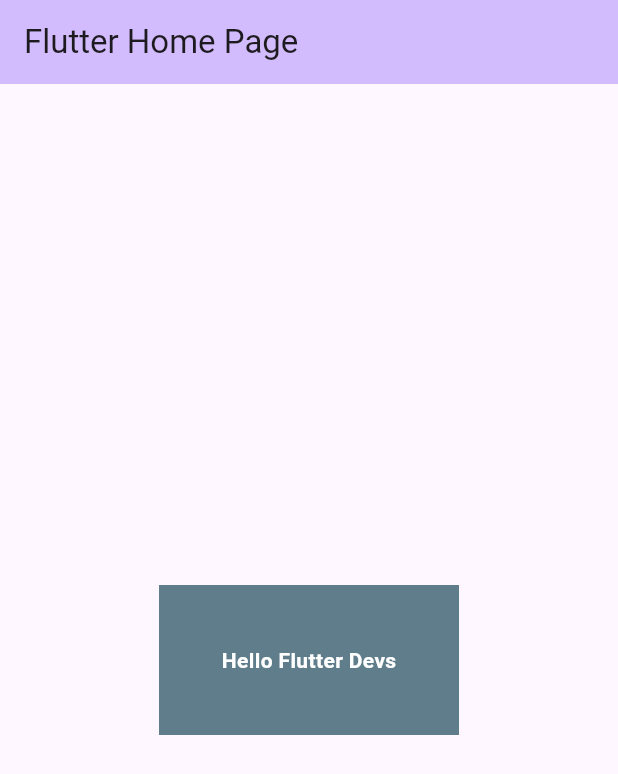
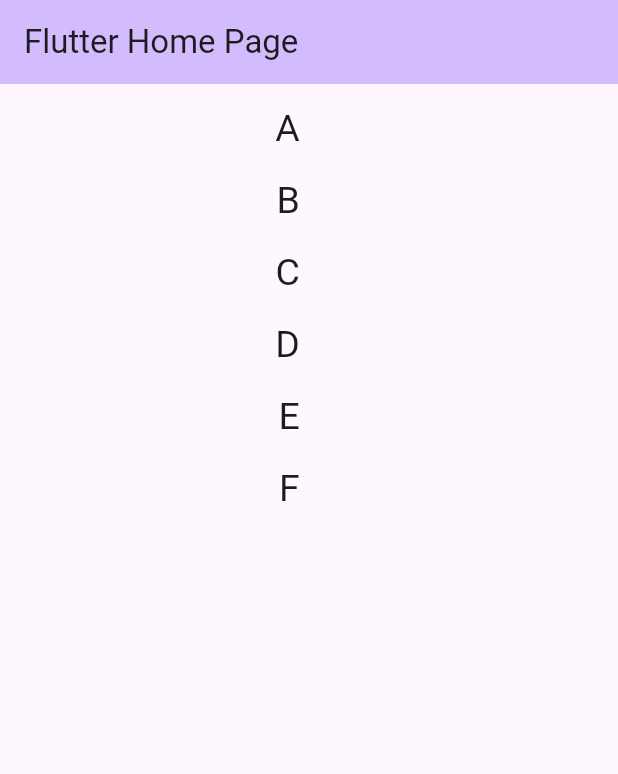
Before and after one commit to Manasraj9/Flutter--learning-and-Projects-, a Flutter app: the screen it shows after launch, on a phone screen of 412 x 824 dp. Shown: the top 774 px of the screen. Run offline on Flutter 3.47's test engine with Material 3 defaults, Android fonts, the light colour scheme and no system bars.

Commit message:
Learnt about images , types of buttons with its functionalities and tables in flutter

```diff
--- /dev/null
+++ b/practice_app2/lib/Container_text.dart
@@ -0,0 +1,60 @@
+import 'package:flutter/material.dart';
+
+void main() {
+  runApp(const MyApp());
+}
+
+class MyApp extends StatelessWidget {
+  const MyApp({super.key});
+
+  @override
+  Widget build(BuildContext context) {
+    return MaterialApp(
+      title: 'Flutter Demo',
+      theme: ThemeData(
+        colorScheme: ColorScheme.fromSeed(seedColor: Colors.deepPurple),
+      ),
+      // ✅ Set the starting screen
+      home: const MyHomePage(title: 'Flutter Home Page'),
+    );
+  }
+}
+
+class MyHomePage extends StatefulWidget {
+  const MyHomePage({super.key, required this.title});
+
+  final String title;
+
+  @override
+  State<MyHomePage> createState() => _MyHomePageState();
+}
+
+class _MyHomePageState extends State<MyHomePage> {
+  @override
+  Widget build(BuildContext context) {
+    return Scaffold(
+      appBar: AppBar(
+        backgroundColor: Theme.of(context).colorScheme.inversePrimary,
+        title: Text(widget.title), // 👈 Use the passed title
+      ),
+      body: Center(
+        child: Container(
+          width: 200,
+          height: 100,
+          color: Colors.blueGrey,
+          alignment: Alignment.center,
+          child: Center(
+            child:Text(
+              "Hello Flutter Devs",
+              style: TextStyle(
+                color: Colors.white,
+                fontWeight: FontWeight.bold,
+                // backgroundColor: Colors.deepOrangeAccent,
+              ),
+            ),
+          ),
+        ),
+      ),
+    );
+  }
+}
--- /dev/null
+++ b/practice_app2/lib/elevatedbutton.dart
@@ -0,0 +1,51 @@
+import 'package:flutter/material.dart';
+
+void main() {
+  runApp(const MyApp());
+}
+
+class MyApp extends StatelessWidget {
+  const MyApp({super.key});
+
+  @override
+  Widget build(BuildContext context) {
+    return MaterialApp(
+      title: 'Flutter Demo',
+      theme: ThemeData(
+        colorScheme: ColorScheme.fromSeed(seedColor: Colors.deepPurple),
+      ),
+      // ✅ Set the starting screen
+      home: const MyHomePage(title: 'Flutter Home Page'),
+    );
+  }
+}
+
+class MyHomePage extends StatefulWidget {
+  const MyHomePage({super.key, required this.title});
+
+  final String title;
+
+  @override
+  State<MyHomePage> createState() => _MyHomePageState();
+}
+
+class _MyHomePageState extends State<MyHomePage> {
+  @override
+  Widget build(BuildContext context) {
+    return Scaffold(
+        appBar: AppBar(
+          backgroundColor: Theme.of(context).colorScheme.inversePrimary,
+          title: Text(widget.title), // 👈 Use the passed title
+        ),
+        body: ElevatedButton(
+          child: Text("Click me"),
+          onPressed: (){
+            print('Button Pressed');
+          },
+          onLongPress: (){
+            print('Long Pressed');
+          },
+        )
+    );
+  }
+}
--- /dev/null
+++ b/practice_app2/lib/images.dart
@@ -0,0 +1,48 @@
+import 'package:flutter/material.dart';
+
+void main() {
+  runApp(const MyApp());
+}
+
+class MyApp extends StatelessWidget {
+  const MyApp({super.key});
+
+  @override
+  Widget build(BuildContext context) {
+    return MaterialApp(
+      title: 'Flutter Demo',
+      theme: ThemeData(
+        colorScheme: ColorScheme.fromSeed(seedColor: Colors.deepPurple),
+      ),
+      // ✅ Set the starting screen
+      home: const MyHomePage(title: 'Flutter Home Page'),
+    );
+  }
+}
+
+class MyHomePage extends StatefulWidget {
+  const MyHomePage({super.key, required this.title});
+
+  final String title;
+
+  @override
+  State<MyHomePage> createState() => _MyHomePageState();
+}
+
+class _MyHomePageState extends State<MyHomePage> {
+  @override
+  Widget build(BuildContext context) {
+    return Scaffold(
+      appBar: AppBar(
+        backgroundColor: Theme.of(context).colorScheme.inversePrimary,
+        title: Text(widget.title), // 👈 Uses the title from MyHomePage
+      ),
+      body: Center(
+          child: Container(
+              width:100,
+              height:200,
+              child: Image.asset('assets/images/logo1.jpg')) // 👈 Local image
+      ),
+    );
+  }
+}
--- a/practice_app2/lib/main.dart
+++ b/practice_app2/lib/main.dart
@@ -35,25 +35,35 @@ class _MyHomePageState extends State<MyHomePage> {
     return Scaffold(
       appBar: AppBar(
         backgroundColor: Theme.of(context).colorScheme.inversePrimary,
-        title: Text(widget.title), // 👈 Use the passed title
+        title: Text(widget.title), // 👈 Uses the title from MyHomePage
       ),
-      body: Center(
-        child: Container(
-          width: 200,
-          height: 100,
-          color: Colors.blueGrey,
-          alignment: Alignment.center,
-          child: Center(
-          child:Text(
-            "Hello Flutter Devs",
-            style: TextStyle(
-              color: Colors.white,
-              fontWeight: FontWeight.bold,
-              // backgroundColor: Colors.deepOrangeAccent,
-            ),
-          ),
-          ),
-        ),
+      body:Container(
+        width:200,
+        height:300,
+      child: Column(
+        mainAxisAlignment:MainAxisAlignment.spaceEvenly,
+        crossAxisAlignment:CrossAxisAlignment.end,
+        children:[
+          Text('A',style: TextStyle(fontSize: 25),),
+          Text('B',style: TextStyle(fontSize: 25),),
+          Text('C',style: TextStyle(fontSize: 25),),
+          Text('D',style: TextStyle(fontSize: 25),),
+          Text('E',style: TextStyle(fontSize: 25),),
+          Text('F',style: TextStyle(fontSize: 25),),
+        ],
+      ),
+        // child: Row(
+        //   mainAxisAlignment:MainAxisAlignment.spaceEvenly,
+        //   crossAxisAlignment:CrossAxisAlignment.center,
+        //   children:[
+        //     Text('A',style: TextStyle(fontSize: 25),),
+        //     Text('B',style: TextStyle(fontSize: 25),),
+        //     Text('C',style: TextStyle(fontSize: 25),),
+        //     Text('D',style: TextStyle(fontSize: 25),),
+        //     Text('E',style: TextStyle(fontSize: 25),),
+        //     Text('F',style: TextStyle(fontSize: 25),),
+        //   ],
+        // ),
       ),
     );
   }
--- /dev/null
+++ b/practice_app2/lib/outlinedbutton.dart
@@ -0,0 +1,51 @@
+import 'package:flutter/material.dart';
+
+void main() {
+  runApp(const MyApp());
+}
+
+class MyApp extends StatelessWidget {
+  const MyApp({super.key});
+
+  @override
+  Widget build(BuildContext context) {
+    return MaterialApp(
+      title: 'Flutter Demo',
+      theme: ThemeData(
+        colorScheme: ColorScheme.fromSeed(seedColor: Colors.deepPurple),
+      ),
+      // ✅ Set the starting screen
+      home: const MyHomePage(title: 'Flutter Home Page'),
+    );
+  }
+}
+
+class MyHomePage extends StatefulWidget {
+  const MyHomePage({super.key, required this.title});
+
+  final String title;
+
+  @override
+  State<MyHomePage> createState() => _MyHomePageState();
+}
+
+class _MyHomePageState extends State<MyHomePage> {
+  @override
+  Widget build(BuildContext context) {
+    return Scaffold(
+        appBar: AppBar(
+          backgroundColor: Theme.of(context).colorScheme.inversePrimary,
+          title: Text(widget.title), // 👈 Use the passed title
+        ),
+        body: OutlinedButton(
+          child: Text("Click me"),
+          onPressed: (){
+            print('Button Pressed');
+          },
+          onLongPress: (){
+            print('Long Pressed');
+          },
+        )
+    );
+  }
+}
--- /dev/null
+++ b/practice_app2/lib/textbutton.dart
@@ -0,0 +1,51 @@
+import 'package:flutter/material.dart';
+
+void main() {
+  runApp(const MyApp());
+}
+
+class MyApp extends StatelessWidget {
+  const MyApp({super.key});
+
+  @override
+  Widget build(BuildContext context) {
+    return MaterialApp(
+      title: 'Flutter Demo',
+      theme: ThemeData(
+        colorScheme: ColorScheme.fromSeed(seedColor: Colors.deepPurple),
+      ),
+      // ✅ Set the starting screen
+      home: const MyHomePage(title: 'Flutter Home Page'),
+    );
+  }
+}
+
+class MyHomePage extends StatefulWidget {
+  const MyHomePage({super.key, required this.title});
+
+  final String title;
+
+  @override
+  State<MyHomePage> createState() => _MyHomePageState();
+}
+
+class _MyHomePageState extends State<MyHomePage> {
+  @override
+  Widget build(BuildContext context) {
+    return Scaffold(
+        appBar: AppBar(
+          backgroundColor: Theme.of(context).colorScheme.inversePrimary,
+          title: Text(widget.title), // 👈 Use the passed title
+        ),
+        body: TextButton(
+          child: Text("Click me"),
+          onPressed: (){
+            print('Text Button Clicked');
+          },
+          onLongPress: (){
+            print('Long Pressed');
+          },
+        )
+    );
+  }
+}
--- a/practice_app2/pubspec.yaml
+++ b/practice_app2/pubspec.yaml
@@ -58,8 +58,8 @@ flutter:
   uses-material-design: true
 
   # To add assets to your application, add an assets section, like this:
-  # assets:
-  #   - images/a_dot_burr.jpeg
+  assets:
+    - assets/images/
   #   - images/a_dot_ham.jpeg
 
   # An image asset can refer to one or more resolution-specific "variants", see
```
Also changed, not shown: practice_app2/assets/images/download.png (added), practice_app2/assets/images/logo1.jpg (added).
